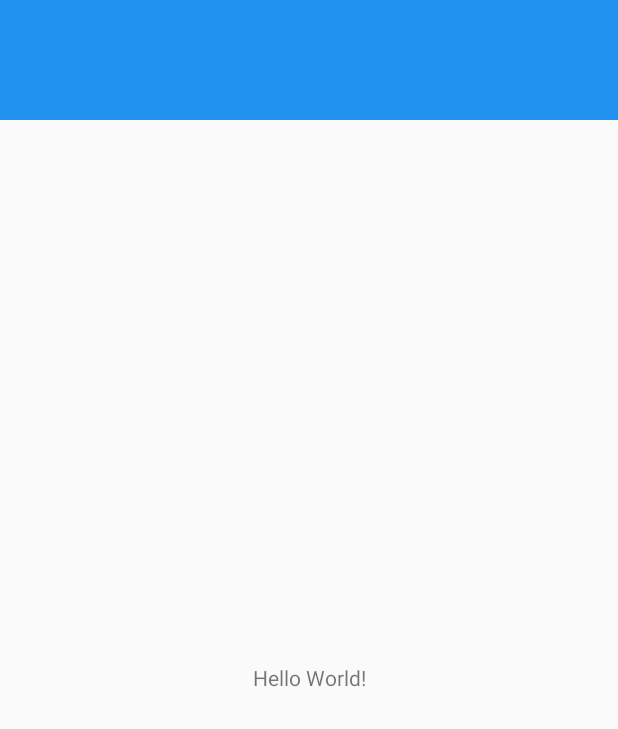
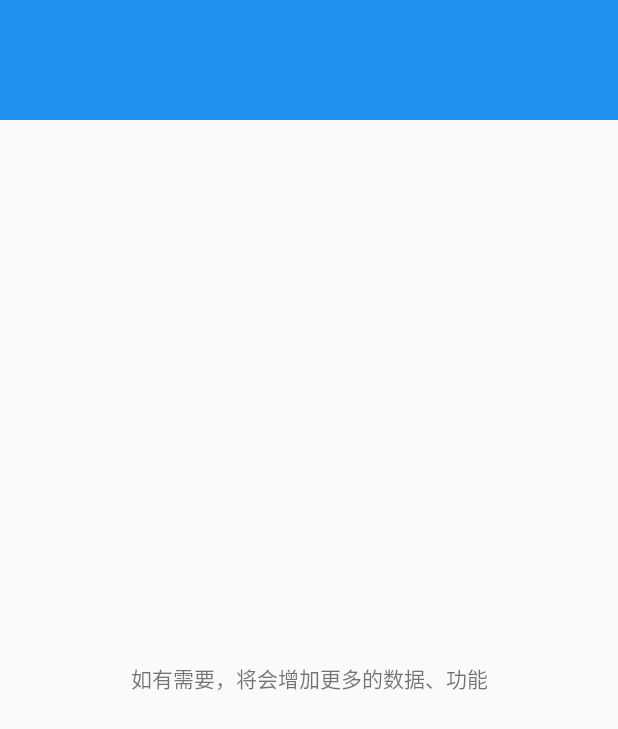
Before and after one commit to pdliuw/LoginComponent, an Android app: the MainActivity screen opened directly, with no data from a screen before it, on a phone screen of 412 x 824 dp. Shown: the top 729 px of the screen. Run offline under Robolectric (Android 15) with nearby library versions, the light colour scheme and no system bars.

Commit message:
Update resource and description.

```diff
--- a/app/src/main/java/com/air/logincomponent/component/login/LoginActivity.java
+++ b/app/src/main/java/com/air/logincomponent/component/login/LoginActivity.java
@@ -203,6 +203,8 @@ public class LoginActivity extends AppCommonActivity implements LoginContract.Vi
     @Override
     public void loginSuccess() {
         startActivity(new Intent(this, MainActivity.class));
+
+        finish();
 //        StartActivityFactory.startBillUnfinishedActivity(this, new Intent(this, BillUnfinishedActivity.class));
     }
 
--- a/app/src/main/res/layout/activity_main.xml
+++ b/app/src/main/res/layout/activity_main.xml
@@ -13,6 +13,6 @@
         android:layout_width="match_parent"
         android:layout_height="match_parent"
         android:gravity="center"
-        android:text="Hello World!" />
+        android:text="如有需要，将会增加更多的数据、功能" />
 
 </LinearLayout>
```
Also changed, not shown: app/src/main/res/mipmap-xxhdpi/background.jpg (added), app/src/main/res/mipmap-xxhdpi/background.png (deleted), app/src/main/res/mipmap-xxhdpi/welcome01.jpg (added), app/src/main/res/mipmap-xxhdpi/welcome01.png (deleted), app/src/main/res/mipmap-xxhdpi/welcome02.jpg (added), app/src/main/res/mipmap-xxhdpi/welcome02.png (deleted), app/src/main/res/mipmap-xxhdpi/welcome03.jpg (added), app/src/main/res/mipmap-xxhdpi/welcome03.png (deleted), app/src/main/res/mipmap-xxhdpi/welcome04.jpg (added), app/src/main/res/mipmap-xxhdpi/welcome04.png (deleted), app/src/main/res/mipmap-xxhdpi/welcome05.jpg (added), app/src/main/res/mipmap-xxhdpi/welcome05.png (deleted), 1 other file.
